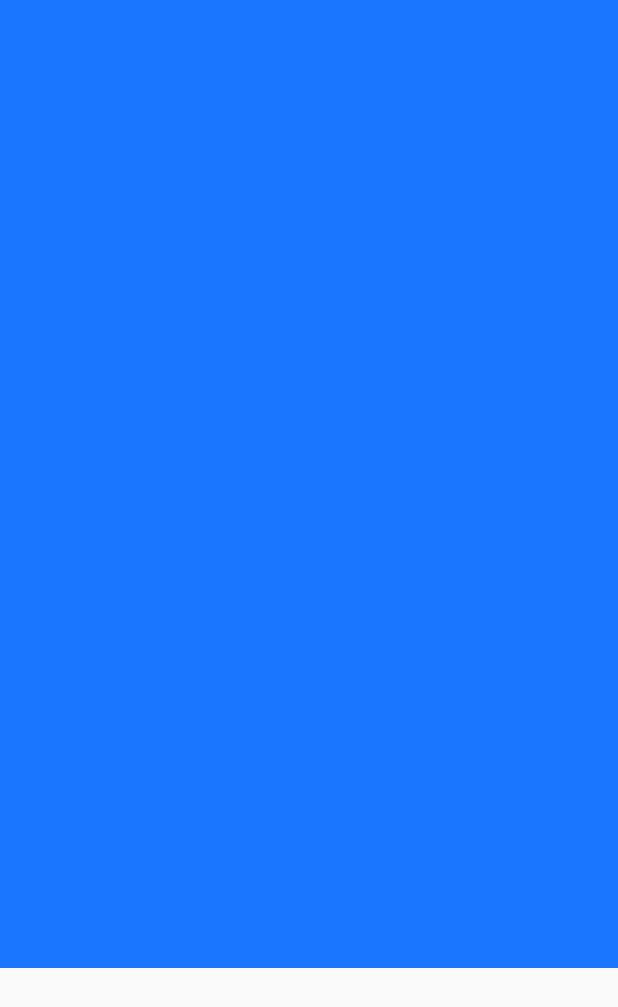
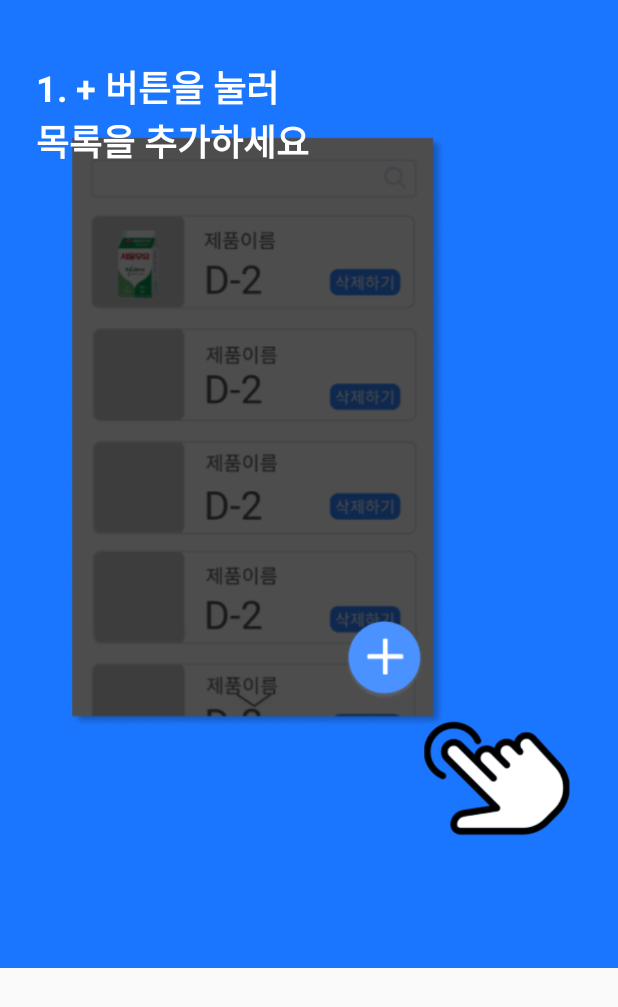
Before and after one commit to WoungSub-Byun/2020_ESWContest_FreeGo, an Android app: the layout fragment_guide1.xml on its own in the app's theme, with its tools: preview values and no code run, on a phone screen of 412 x 824 dp. Shown: the top 1007 px of the screen. Run offline under Robolectric (Android 15) with nearby library versions, the phone set to English and light mode, and no system bars.

Commit message:
[DELETE] delete ineffective animation

```diff
--- a/app/src/main/res/layout/fragment_guide1.xml
+++ b/app/src/main/res/layout/fragment_guide1.xml
@@ -14,7 +14,6 @@
         android:layout_height="400dp"
         android:layout_marginStart="41dp"
         android:layout_marginTop="88dp"
-        android:alpha="0"
         android:src="@drawable/guide1"
         app:layout_constraintEnd_toEndOf="parent"
         app:layout_constraintHorizontal_bias="0.05"
@@ -29,8 +28,7 @@
         android:layout_marginBottom="72dp"
         android:src="@drawable/guide1_button"
         app:layout_constraintBottom_toBottomOf="parent"
-        app:layout_constraintEnd_toEndOf="parent"
-        android:alpha="0"/>
+        app:layout_constraintEnd_toEndOf="parent"/>
 
     <TextView
         android:id="@+id/guide1Text"
@@ -43,7 +41,6 @@
         android:textSize="24sp"
         android:textStyle="bold"
         app:layout_constraintStart_toStartOf="parent"
-        app:layout_constraintTop_toTopOf="parent"
-        android:alpha="0"/>
+        app:layout_constraintTop_toTopOf="parent"/>
 
 </androidx.constraintlayout.widget.ConstraintLayout>
--- a/app/src/main/res/layout/fragment_guide2.xml
+++ b/app/src/main/res/layout/fragment_guide2.xml
@@ -13,7 +13,6 @@
         android:layout_height="400dp"
         android:layout_marginStart="41dp"
         android:layout_marginTop="116dp"
-        android:alpha="0"
         android:src="@drawable/guide2_image"
         app:layout_constraintEnd_toEndOf="parent"
         app:layout_constraintHorizontal_bias="0.133"
@@ -26,7 +25,6 @@
         android:layout_height="109dp"
         android:layout_marginEnd="52dp"
         android:layout_marginBottom="152dp"
-        android:alpha="0"
         android:src="@drawable/guide2_button"
         app:layout_constraintBottom_toBottomOf="parent"
         app:layout_constraintEnd_toEndOf="parent" />
@@ -42,6 +40,5 @@
         android:textSize="24sp"
         android:textStyle="bold"
         app:layout_constraintStart_toStartOf="parent"
-        app:layout_constraintTop_toTopOf="parent"
-        android:alpha="0"/>
+        app:layout_constraintTop_toTopOf="parent"/>
 </androidx.constraintlayout.widget.ConstraintLayout>
--- a/app/src/main/res/layout/fragment_guide3.xml
+++ b/app/src/main/res/layout/fragment_guide3.xml
@@ -14,7 +14,6 @@
         android:layout_height="400dp"
         android:layout_marginStart="41dp"
         android:layout_marginTop="88dp"
-        android:alpha="0"
         android:src="@drawable/guide3_image"
         app:layout_constraintEnd_toEndOf="parent"
         app:layout_constraintHorizontal_bias="0.05"
@@ -34,8 +33,7 @@
         android:textColor="#000000"
         android:textStyle="bold"
         android:textSize="28dp"
-        android:text="시작하기"
-        android:alpha="0"/>
+        android:text="시작하기"/>
 
     <TextView
         android:id="@+id/guide3Text"
@@ -43,7 +41,6 @@
         android:layout_height="wrap_content"
         android:layout_marginStart="28dp"
         android:layout_marginTop="24dp"
-        android:alpha="0"
         android:text="3. 내 냉장고의 재료로 만들 수\n있는 레시피를 확인하세요"
         android:textColor="#ffffff"
         android:textSize="24sp"
--- a/app/src/main/res/values/styles.xml
+++ b/app/src/main/res/values/styles.xml
@@ -2,6 +2,7 @@
     <!-- Base application theme. -->
     <style name="AppTheme" parent="Theme.AppCompat.Light.NoActionBar">
         <!-- Customize your theme here. -->
+        <item name="android:windowFullscreen">true</item>
         <item name="colorPrimary">@color/colorPrimary</item>
         <item name="colorPrimaryDark">@color/colorPrimaryDark</item>
         <item name="colorAccent">@color/colorAccent</item>
```
Also changed, not shown: app/src/main/java/com/example/myapplication/GuideActivity.java (+14 -14 lines), app/src/main/java/com/example/myapplication/GuideFragment1.kt (+2 -17 lines), app/src/main/java/com/example/myapplication/GuideFragment2.kt (+1 -15 lines), app/src/main/java/com/example/myapplication/GuideFragment3.kt (+1 -11 lines), app/src/main/res/drawable-v24/freego_logo.png (added), app/src/main/res/drawable/freego_logo.png (deleted).
